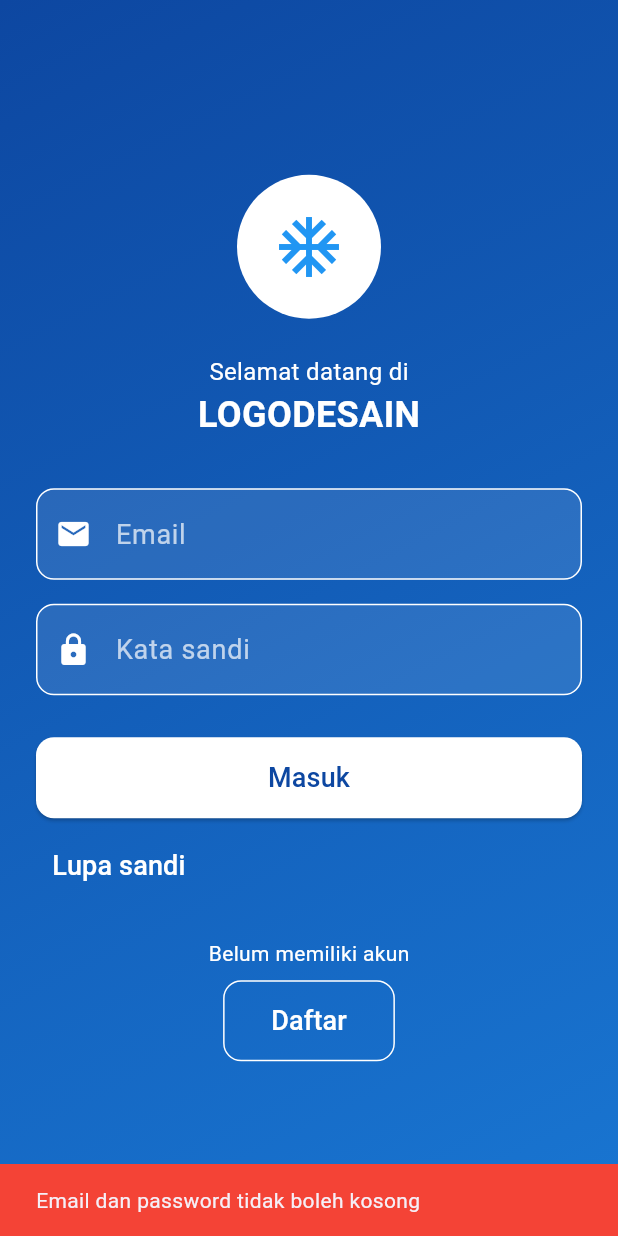
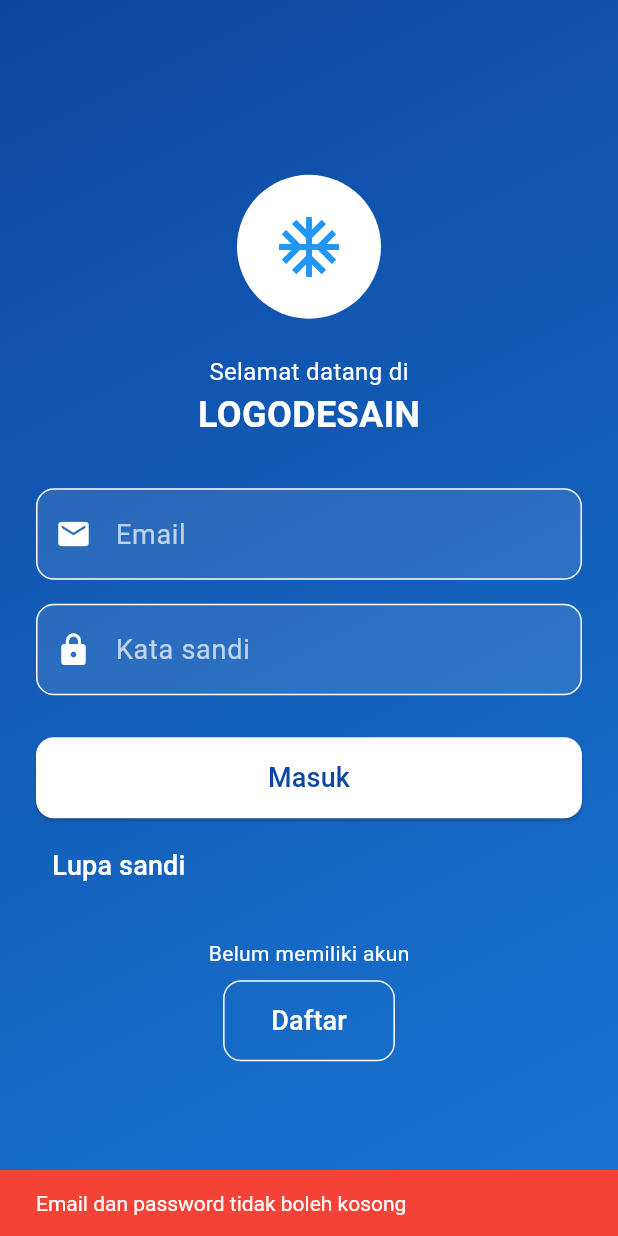
Before and after one commit to Arnold231110087/TugasFrontEndMobile, a Flutter app: the RegisterPage screen opened by its route, after a tap on "Buat akun", after a tap on "Masuk", on a phone screen of 412 x 824 dp. Run offline on Flutter 3.47's test engine with Material 3 defaults, Android fonts, the phone set to English and light mode, and no system bars; our stand-ins replace shared_preferences; accounts and stored records are empty.

Commit message:
Snackbar text & background color match theme mode

```diff
--- a/lib/pages/auth/login_page.dart
+++ b/lib/pages/auth/login_page.dart
@@ -9,6 +9,8 @@ class LoginPage extends StatelessWidget {
 
   @override
   Widget build(BuildContext context) {
+    final ThemeData theme = Theme.of(context);
+
     return Scaffold(
       body: Container(
         decoration: const BoxDecoration(
@@ -84,7 +86,10 @@ class LoginPage extends StatelessWidget {
                       if (email.isEmpty || password.isEmpty) {
                         ScaffoldMessenger.of(context).showSnackBar(
                           SnackBar(
-                            content: Text('Email dan password tidak boleh kosong'),
+                            content: Text(
+                              'Email dan password tidak boleh kosong',
+                              style: theme.textTheme.displayMedium,
+                            ),
                             backgroundColor: Colors.red,
                           ),
                         );
@@ -94,7 +99,10 @@ class LoginPage extends StatelessWidget {
                       if (!RegExp(emailRegex).hasMatch(email)) {
                         ScaffoldMessenger.of(context).showSnackBar(
                           SnackBar(
-                            content: Text('Email tidak valid'),
+                            content: Text(
+                              'Email tidak valid',
+                              style: theme.textTheme.displayMedium,
+                            ),
                             backgroundColor: Colors.red,
                           ),
                         );
--- a/lib/pages/auth/register_page.dart
+++ b/lib/pages/auth/register_page.dart
@@ -11,6 +11,8 @@ class RegisterPage extends StatelessWidget {
 
   @override
   Widget build(BuildContext context) {
+    final ThemeData theme = Theme.of(context);
+
     return Scaffold(
       body: Container(
         decoration: const BoxDecoration(
@@ -76,7 +78,10 @@ class RegisterPage extends StatelessWidget {
                       // Tambahkan validasi jika ingin
                       ScaffoldMessenger.of(context).showSnackBar(
                         SnackBar(
-                          content: Text('Akun berhasil didaftar'),
+                          content: Text(
+                            'Akun berhasil didaftar',
+                            style: theme.textTheme.displayMedium,
+                          ),
                           backgroundColor: Colors.green.shade800,
                         ),
                       );
--- a/lib/pages/edit_profile_page.dart
+++ b/lib/pages/edit_profile_page.dart
@@ -72,7 +72,13 @@ class EditProfilePage extends StatelessWidget {
             onPressed: () {
               Navigator.of(context).pop();
               ScaffoldMessenger.of(context).showSnackBar(
-                const SnackBar(content: Text('Profil berhasil disimpan')),
+                SnackBar(
+                  content: Text(
+                    'Profil berhasil disimpan',
+                    style: theme.textTheme.displayMedium,
+                  ),
+                  backgroundColor: Colors.green.shade800,
+                ),
               );
             },
             style: TextButton.styleFrom(
```
